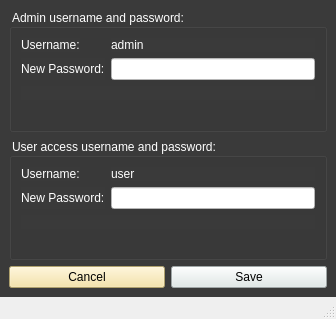
The window that admin_panel.ui (Aenan05/MAXPC) describes before a commit, drawn with Qt 5.
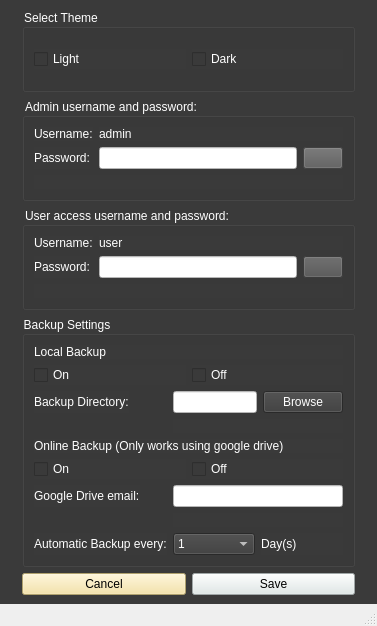
The same window after the commit. Icons and pictures are not drawn.

Commit message: 060323 1101 updated admin panel

Patch:
```diff
--- a/admin_panel.ui
+++ b/admin_panel.ui
@@ -6,8 +6,8 @@
    <rect>
     <x>0</x>
     <y>0</y>
-    <width>336</width>
-    <height>319</height>
+    <width>377</width>
+    <height>626</height>
    </rect>
   </property>
   <property name="windowTitle">
@@ -19,9 +19,48 @@
    </property>
    <layout class="QGridLayout" name="gridLayout_2">
     <item row="0" column="0">
+     <widget class="QLabel" name="label_17">
+      <property name="text">
+       <string/>
+      </property>
+     </widget>
+    </item>
+    <item row="0" column="1">
      <layout class="QGridLayout" name="gridLayout">
       <item row="0" column="0">
        <layout class="QVBoxLayout" name="verticalLayout">
+        <item>
+         <widget class="QGroupBox" name="groupBox_3">
+          <property name="styleSheet">
+           <string notr="true">color: rgb(255, 255, 255);</string>
+          </property>
+          <property name="title">
+           <string>Select Theme</string>
+          </property>
+          <layout class="QHBoxLayout" name="horizontalLayout_4">
+           <item>
+            <widget class="QCheckBox" name="checkBox">
+             <property name="text">
+              <string>Light</string>
+             </property>
+             <attribute name="buttonGroup">
+              <string notr="true">themeSel</string>
+             </attribute>
+            </widget>
+           </item>
+           <item>
+            <widget class="QCheckBox" name="checkBox_2">
+             <property name="text">
+              <string>Dark</string>
+             </property>
+             <attribute name="buttonGroup">
+              <string notr="true">themeSel</string>
+             </attribute>
+            </widget>
+           </item>
+          </layout>
+         </widget>
+        </item>
         <item>
          <widget class="QGroupBox" name="groupBox">
           <property name="styleSheet">
@@ -45,24 +84,7 @@
              </property>
             </widget>
            </item>
-           <item row="1" column="0">
-            <widget class="QLabel" name="label_2">
-             <property name="text">
-              <string>New Password:</string>
-             </property>
-            </widget>
-           </item>
-           <item row="1" column="1">
-            <widget class="QLineEdit" name="lineEdit_2">
-             <property name="styleSheet">
-              <string notr="true">background-color: rgb(255, 255, 255);</string>
-             </property>
-             <property name="clearButtonEnabled">
-              <bool>true</bool>
-             </property>
-            </widget>
-           </item>
-           <item row="2" column="0" colspan="2">
+           <item row="4" column="0" colspan="2">
             <widget class="QLabel" name="label_7">
              <property name="styleSheet">
               <string notr="true">color: rgb(132, 0, 0);</string>
@@ -75,6 +97,47 @@
              </property>
             </widget>
            </item>
+           <item row="1" column="1">
+            <layout class="QHBoxLayout" name="horizontalLayout_2">
+             <item>
+              <widget class="QLineEdit" name="txtAdminP">
+               <property name="styleSheet">
+                <string notr="true">background-color: rgb(255, 255, 255);</string>
+               </property>
+               <property name="echoMode">
+                <enum>QLineEdit::Password</enum>
+               </property>
+               <property name="clearButtonEnabled">
+                <bool>true</bool>
+               </property>
+              </widget>
+             </item>
+             <item>
+              <widget class="QPushButton" name="adminSP">
+               <property name="styleSheet">
+                <string notr="true">background-color: rgb(91, 91, 91);</string>
+               </property>
+               <property name="text">
+                <string/>
+               </property>
+               <property name="icon">
+                <iconset>
+                 <normaloff>show.png</normaloff>show.png</iconset>
+               </property>
+               <property name="checkable">
+                <bool>true</bool>
+               </property>
+              </widget>
+             </item>
+            </layout>
+           </item>
+           <item row="1" column="0">
+            <widget class="QLabel" name="label_2">
+             <property name="text">
+              <string>Password:</string>
+             </property>
+            </widget>
+           </item>
           </layout>
          </widget>
         </item>
@@ -101,24 +164,41 @@
              </property>
             </widget>
            </item>
-           <item row="1" column="0">
-            <widget class="QLabel" name="label_5">
-             <property name="text">
-              <string>New Password:</string>
-             </property>
-            </widget>
-           </item>
            <item row="1" column="1">
-            <widget class="QLineEdit" name="lineEdit">
-             <property name="styleSheet">
-              <string notr="true">background-color: rgb(255, 255, 255);</string>
-             </property>
-             <property name="clearButtonEnabled">
-              <bool>true</bool>
-             </property>
-            </widget>
+            <layout class="QHBoxLayout" name="horizontalLayout_3">
+             <item>
+              <widget class="QLineEdit" name="txtUserP">
+               <property name="styleSheet">
+                <string notr="true">background-color: rgb(255, 255, 255);</string>
+               </property>
+               <property name="echoMode">
+                <enum>QLineEdit::Password</enum>
+               </property>
+               <property name="clearButtonEnabled">
+                <bool>true</bool>
+               </property>
+              </widget>
+             </item>
+             <item>
+              <widget class="QPushButton" name="userSP">
+               <property name="styleSheet">
+                <string notr="true">background-color: rgb(82, 82, 82);</string>
+               </property>
+               <property name="text">
+                <string/>
+               </property>
+               <property name="icon">
+                <iconset>
+                 <normaloff>show.png</normaloff>show.png</iconset>
+               </property>
+               <property name="checkable">
+                <bool>true</bool>
+               </property>
+              </widget>
+             </item>
+            </layout>
            </item>
-           <item row="2" column="0" colspan="2">
+           <item row="3" column="0" colspan="2">
             <widget class="QLabel" name="label_8">
              <property name="styleSheet">
               <string notr="true">color: rgb(118, 0, 0);</string>
@@ -131,6 +211,208 @@
              </property>
             </widget>
            </item>
+           <item row="1" column="0">
+            <widget class="QLabel" name="label_5">
+             <property name="text">
+              <string>Password:</string>
+             </property>
+            </widget>
+           </item>
+          </layout>
+         </widget>
+        </item>
+        <item>
+         <widget class="QGroupBox" name="groupBox_4">
+          <property name="styleSheet">
+           <string notr="true">color: rgb(255, 255, 255);</string>
+          </property>
+          <property name="title">
+           <string>Backup Settings</string>
+          </property>
+          <layout class="QFormLayout" name="formLayout_3">
+           <item row="2" column="0" colspan="2">
+            <layout class="QVBoxLayout" name="verticalLayout_2">
+             <item>
+              <widget class="QLabel" name="label_12">
+               <property name="text">
+                <string>Local Backup</string>
+               </property>
+              </widget>
+             </item>
+             <item>
+              <layout class="QHBoxLayout" name="horizontalLayout_6">
+               <item>
+                <widget class="QCheckBox" name="checkBox_4">
+                 <property name="text">
+                  <string>On</string>
+                 </property>
+                 <attribute name="buttonGroup">
+                  <string notr="true">LBToggle</string>
+                 </attribute>
+                </widget>
+               </item>
+               <item>
+                <widget class="QCheckBox" name="checkBox_3">
+                 <property name="text">
+                  <string>Off</string>
+                 </property>
+                 <attribute name="buttonGroup">
+                  <string notr="true">LBToggle</string>
+                 </attribute>
+                </widget>
+               </item>
+              </layout>
+             </item>
+            </layout>
+           </item>
+           <item row="4" column="0">
+            <widget class="QLabel" name="label_11">
+             <property name="text">
+              <string>Backup Directory:</string>
+             </property>
+            </widget>
+           </item>
+           <item row="4" column="1">
+            <layout class="QHBoxLayout" name="horizontalLayout_8">
+             <item>
+              <widget class="QLineEdit" name="txtDir">
+               <property name="styleSheet">
+                <string notr="true">background-color: rgb(255, 255, 255);
+color: rgb(0, 0, 0);</string>
+               </property>
+              </widget>
+             </item>
+             <item>
+              <widget class="QPushButton" name="btnBrowse">
+               <property name="text">
+                <string>Browse</string>
+               </property>
+              </widget>
+             </item>
+            </layout>
+           </item>
+           <item row="6" column="0" colspan="2">
+            <layout class="QVBoxLayout" name="verticalLayout_3">
+             <item>
+              <widget class="QLabel" name="label_13">
+               <property name="text">
+                <string>Online Backup (Only works using google drive)</string>
+               </property>
+              </widget>
+             </item>
+             <item>
+              <layout class="QHBoxLayout" name="horizontalLayout_10">
+               <item>
+                <widget class="QCheckBox" name="checkBox_5">
+                 <property name="text">
+                  <string>On</string>
+                 </property>
+                 <attribute name="buttonGroup">
+                  <string notr="true">OBToggle</string>
+                 </attribute>
+                </widget>
+               </item>
+               <item>
+                <widget class="QCheckBox" name="checkBox_6">
+                 <property name="text">
+                  <string>Off</string>
+                 </property>
+                 <attribute name="buttonGroup">
+                  <string notr="true">OBToggle</string>
+                 </attribute>
+                </widget>
+               </item>
+              </layout>
+             </item>
+            </layout>
+           </item>
+           <item row="7" column="0">
+            <widget class="QLabel" name="label_14">
+             <property name="text">
+              <string>Google Drive email:</string>
+             </property>
+            </widget>
+           </item>
+           <item row="7" column="1">
+            <widget class="QLineEdit" name="txtGDrive">
+             <property name="styleSheet">
+              <string notr="true">background-color: rgb(255, 255, 255);
+color: rgb(0, 0, 0);</string>
+             </property>
+            </widget>
+           </item>
+           <item row="5" column="1">
+            <widget class="QLabel" name="label_15">
+             <property name="text">
+              <string/>
+             </property>
+             <property name="alignment">
+              <set>Qt::AlignRight|Qt::AlignTrailing|Qt::AlignVCenter</set>
+             </property>
+            </widget>
+           </item>
+           <item row="8" column="1">
+            <widget class="QLabel" name="label_16">
+             <property name="text">
+              <string/>
+             </property>
+             <property name="alignment">
+              <set>Qt::AlignRight|Qt::AlignTrailing|Qt::AlignVCenter</set>
+             </property>
+            </widget>
+           </item>
+           <item row="9" column="1">
+            <layout class="QHBoxLayout" name="horizontalLayout_5">
+             <item>
+              <widget class="QComboBox" name="cmbDays">
+               <item>
+                <property name="text">
+                 <string>1</string>
+                </property>
+               </item>
+               <item>
+                <property name="text">
+                 <string>3</string>
+                </property>
+               </item>
+               <item>
+                <property name="text">
+                 <string>5</string>
+                </property>
+               </item>
+               <item>
+                <property name="text">
+                 <string>7</string>
+                </property>
+               </item>
+               <item>
+                <property name="text">
+                 <string>15</string>
+                </property>
+               </item>
+               <item>
+                <property name="text">
+                 <string>30</string>
+                </property>
+               </item>
+              </widget>
+             </item>
+             <item>
+              <widget class="QLabel" name="label_10">
+               <property name="text">
+                <string>Day(s)</string>
+               </property>
+              </widget>
+             </item>
+            </layout>
+           </item>
+           <item row="9" column="0">
+            <widget class="QLabel" name="label_9">
+             <property name="text">
+              <string>Automatic Backup every:</string>
+             </property>
+            </widget>
+           </item>
           </layout>
          </widget>
         </item>
@@ -165,6 +447,13 @@
       </item>
      </layout>
     </item>
+    <item row="0" column="2">
+     <widget class="QLabel" name="label_18">
+      <property name="text">
+       <string/>
+      </property>
+     </widget>
+    </item>
    </layout>
   </widget>
   <widget class="QMenuBar" name="menubar">
```
Left out of the diff: 9 changed lines with no effect on the pictures. The commit also changes 2 other files.
